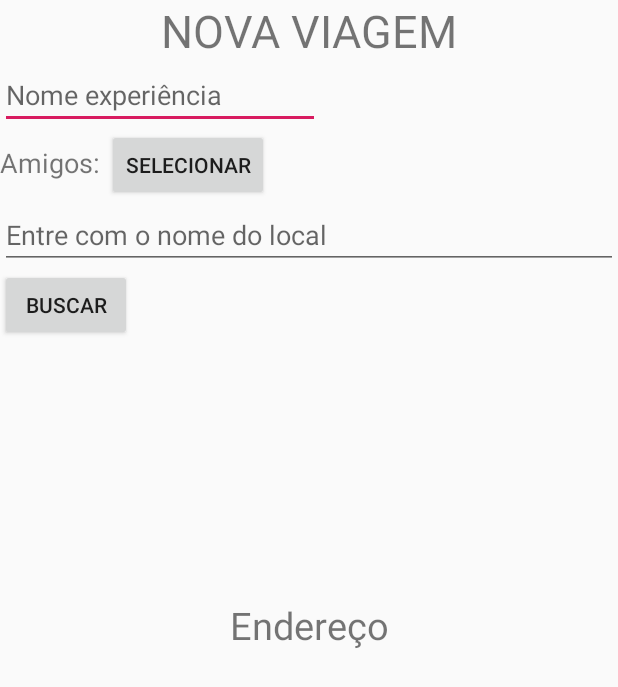
After one commit to didigsegovia/PlanTravel, an Android app: the layout activity_new_travel.xml on its own in the app's theme, with its tools: preview values and no code run, on a phone screen of 412 x 824 dp. The commit adds this screen. Shown: the top 687 px of the screen. Run offline under Robolectric (Android 15) with nearby library versions, the phone set to English and light mode, and no system bars.

Commit message:
Versao semi_final

```diff
--- a/app/src/main/java/com/example/plantravel/AddAmigo.java
+++ b/app/src/main/java/com/example/plantravel/AddAmigo.java
@@ -56,12 +56,14 @@ public class AddAmigo extends AppCompatActivity {
 
     }
 
-    public void AdicionaAmigo(View v){
+    public void salvarAlt(View v){
 
         String nomeAmigo = edtNomeAmigo.getText().toString();
         if(!nomeAmigo.isEmpty()){
             /* IMPLEMENTAR A PARTE DE ADICIONAR AMIGO NO BANCO DE DADOS */
             /* foto na variável "imagem" e nome na variavel "nomeAmigo" */
+            finish();
+
         }
 
 
--- a/app/src/main/java/com/example/plantravel/Amigos.java
+++ b/app/src/main/java/com/example/plantravel/Amigos.java
@@ -43,9 +43,6 @@ public class Amigos extends Fragment {
 
     public void onViewCreated(View view, @Nullable Bundle savedInstanceState) {
         /* **** IMPLEMENTAR AQUI O CÓDIGO DO FRAGMENT, POIS IRÁ FUNCIONAR APENAS NESSE CAMPO **** */
-        Intent it;
-        it = new Intent(ctx, Principal.class);
-        startActivity(it);
 
 
     }
--- /dev/null
+++ b/app/src/main/res/layout/activity_new_travel.xml
@@ -0,0 +1,75 @@
+<?xml version="1.0" encoding="utf-8"?>
+<androidx.constraintlayout.widget.ConstraintLayout xmlns:android="http://schemas.android.com/apk/res/android"
+    xmlns:app="http://schemas.android.com/apk/res-auto"
+    xmlns:tools="http://schemas.android.com/tools"
+    android:layout_width="match_parent"
+    android:layout_height="match_parent"
+    tools:context=".NewTravel">
+
+    <LinearLayout
+        android:layout_width="match_parent"
+        android:layout_height="match_parent"
+        android:orientation="vertical">
+
+        <TextView
+            android:id="@+id/textView2"
+            android:layout_width="match_parent"
+            android:layout_height="wrap_content"
+            android:gravity="center_horizontal"
+            android:text="NOVA VIAGEM"
+            android:textSize="30sp" />
+
+        <EditText
+            android:id="@+id/editText"
+            android:layout_width="wrap_content"
+            android:layout_height="wrap_content"
+            android:ems="10"
+            android:hint="Nome experiência"
+            android:inputType="textPersonName" />
+
+        <LinearLayout
+            android:layout_width="match_parent"
+            android:layout_height="wrap_content"
+            android:orientation="horizontal">
+
+            <TextView
+                android:id="@+id/textView4"
+                android:layout_width="wrap_content"
+                android:layout_height="wrap_content"
+                android:text="Amigos: "
+                android:textSize="18sp" />
+
+            <Button
+                android:id="@+id/btnSelect"
+                android:layout_width="wrap_content"
+                android:layout_height="wrap_content"
+                android:text="Selecionar" />
+        </LinearLayout>
+
+        <EditText
+            android:id="@+id/edtLoc"
+            android:layout_width="match_parent"
+            android:layout_height="wrap_content"
+            android:ems="10"
+            android:inputType="textPersonName"
+            android:hint="Entre com o nome do local" />
+
+        <Button
+            android:id="@+id/btnLoc"
+            android:layout_width="wrap_content"
+            android:layout_height="wrap_content"
+            android:text="Buscar" />
+
+    </LinearLayout>
+
+    <TextView
+        android:id="@+id/endereco"
+        android:layout_width="match_parent"
+        android:layout_height="match_parent"
+        android:text="Endereço"
+        android:textSize="25sp"
+        android:gravity="center"
+        android:layout_marginTop="10dp">
+    </TextView>
+
+</androidx.constraintlayout.widget.ConstraintLayout>
--- a/app/src/main/res/layout/layout_addamigo.xml
+++ b/app/src/main/res/layout/layout_addamigo.xml
@@ -40,7 +40,7 @@
         android:layout_gravity="center"
         android:layout_marginTop="20dp"
         android:background="@drawable/botao_customizado"
-        android:text="Adicionar"
-        android:onClick="AdicionaAmigo"/>
+        android:text="Salvar alterações"
+        android:onClick="salvarAlt"/>
 
 </LinearLayout>
--- a/app/src/main/res/values/strings.xml
+++ b/app/src/main/res/values/strings.xml
@@ -16,6 +16,8 @@
     <string name="open_drawer">Abrir</string>
     <string name="close_drawer">Fechar</string>
 
+    <string name="selected_friend">Selecionar</string>
+
     <string name="menu_logout">Sair</string>
 
 
```
Also changed, not shown: app/src/main/java/com/example/plantravel/MenuLateral.java (+8 -2 lines), app/src/main/java/com/example/plantravel/NewTravel.java (+32 -10 lines), app/src/main/java/com/example/plantravel/Perfil.java (+8 -1 lines), app/src/main/java/com/example/plantravel/Principal.java (+58 -0 lines), app/src/main/res/menu/my_context_menu.xml (added, +9 -0 lines).
